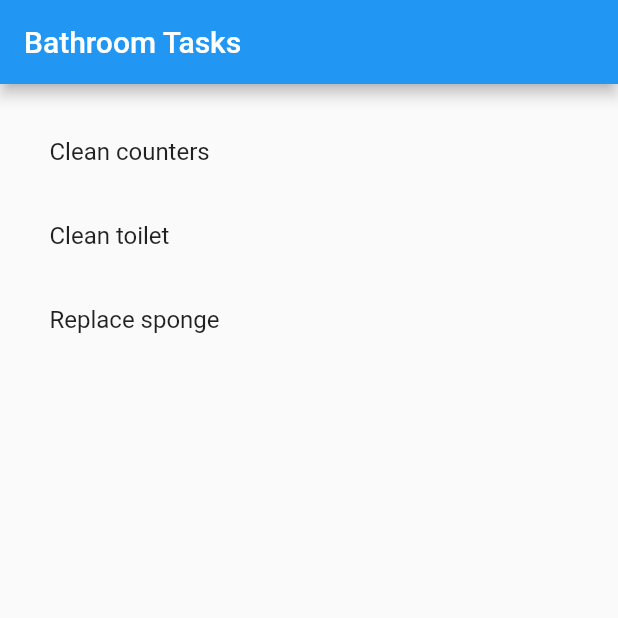
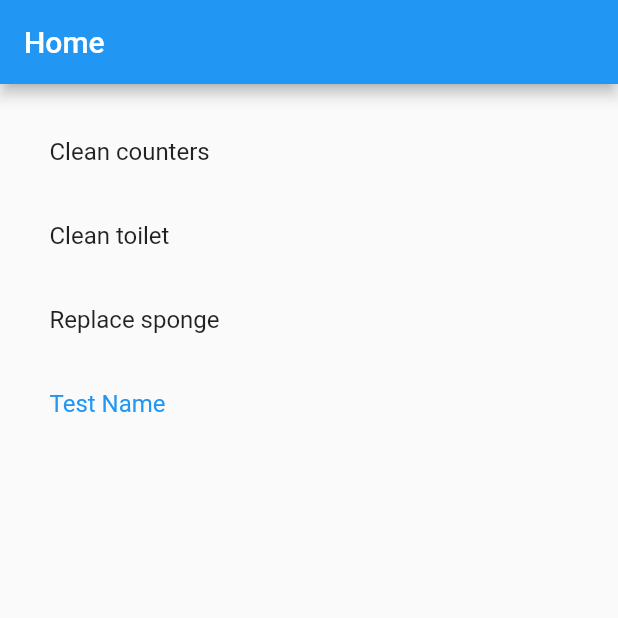
Before and after one commit to sysemenova/college_survival_software, a Flutter app: the screen it shows after launch, on a phone screen of 412 x 824 dp, the top half of it. Run offline on Flutter 3.47's test engine with Material 2 defaults, Android fonts, the phone set to English and light mode, and no system bars.

Commit message:
List structure has gotten more robust in getTaskList.dart. Now we can have nested tasks with the lists of task being named.

```diff
--- a/lib/getTaskList.dart
+++ b/lib/getTaskList.dart
@@ -1,8 +1,10 @@
+import 'package:flutter/material.dart';
+
 import 'householdtask.dart';
 
 // This is where we'll figure out how to get tasks lists into the app.
-// For how, it's just a list of household tasks, but it will likely change
-List<HouseholdTask> getTaskList () {
+// Currently a list of householdtasks and householdtasklists. Can change!
+List getTaskList () {
   return [
     HouseholdTask('Clean counters',
         'You should do this because clean counters make a bathroom much nicer.',
@@ -10,6 +12,11 @@ List<HouseholdTask> getTaskList () {
     HouseholdTask('Clean toilet', 'Dont want nasty poor, now do we',
         'Get yourself a scrubby scrubby and do it.', true),
     HouseholdTask('Replace sponge', 'You know how nasty those things get?',
-        'Go to the store and buy one you nasty piece of shit', false)
+        'Go to the store and buy one you nasty piece of shit', false),
+    HouseholdTaskList('Test Name',
+      [
+        HouseholdTask('Another task', 'You thought youd seen the last of me', 'not at all bitch', false),
+        HouseholdTask('Yet another??', 'haha', 'Im here', false)
+      ])
   ];
 }
--- a/lib/householdtask.dart
+++ b/lib/householdtask.dart
@@ -8,6 +8,13 @@ class HouseholdTask {
   HouseholdTask(this.name, this.why, this.how, this.doneCheck);
 
   void changeDone() => doneCheck ? doneCheck = false : doneCheck = true;
+}
+
+class HouseholdTaskList {
+  String name;
+  List tasks;
+
+  HouseholdTaskList(this.name, this.tasks);
 }
 
 
--- a/lib/main.dart
+++ b/lib/main.dart
@@ -34,11 +34,6 @@ class _MyHomePageState extends State<MyHomePage> {
 
   @override
   Widget build(BuildContext context) {
-    return Scaffold(
-      appBar: AppBar(
-        title: Text(widget.title),
-      ),
-      body: TaskList(getTaskList()),
-    );
+    return TaskListWidget("Home", getTaskList());
   }
 }
--- a/lib/tasklist.dart
+++ b/lib/tasklist.dart
@@ -1,31 +1,39 @@
 import 'package:flutter/material.dart';
 import 'householdtask.dart';
 
-class TaskList extends StatefulWidget {
-  var tasks = <HouseholdTask>[];
-  TaskList(this.tasks);
+// ignore: must_be_immutable
+class TaskListWidget extends StatefulWidget {
+  var tasks = [];
+  String name;
+  TaskListWidget(this.name, this.tasks);
 
   @override
-  _TaskListState createState() => _TaskListState(tasks);
+  _TaskListState createState() => _TaskListState(name, tasks);
 }
 
-class _TaskListState extends State<TaskList> {
-  var tasks = <HouseholdTask>[];
-  _TaskListState(this.tasks);
+class _TaskListState extends State<TaskListWidget> {
+  var tasks = [];
+  String name;
+  _TaskListState(this.name, this.tasks);
 
   @override
   Widget build(BuildContext context) {
-
-    return ListView.builder(
-      itemCount: tasks.length,
-      padding: EdgeInsets.all(17),
-      itemBuilder: (context, i) {
-        return buildRow(tasks[i]);
-      }
-    );
+    return Scaffold(
+      appBar: AppBar(
+        title: Text(this.name),
+      ),
+      body: ListView.builder(
+          itemCount: tasks.length,
+          padding: EdgeInsets.all(17),
+          itemBuilder: (context, i) {
+            var cur = tasks[i];
+            return cur is HouseholdTask
+                ? buildRowTask(cur)
+                : buildRowList(cur);
+          }));
   }
 
-  Widget buildRow (HouseholdTask task) {
+  Widget buildRowTask (HouseholdTask task) {
     return ListTile (
       title: Text(task.name),
       // How the hell does padding work lmao
@@ -35,10 +43,26 @@ class _TaskListState extends State<TaskList> {
     );
   }
 
-  void pushTask(task) {
+  void pushTask(HouseholdTask task) {
     Navigator.push(
       context,
       MaterialPageRoute(builder: (context) => TaskWidget(task))
     );
   }
+
+  Widget buildRowList (HouseholdTaskList tasklistie) {
+    return ListTile(
+      title: Text(tasklistie.name, style: TextStyle(color: Colors.blue)),
+      onTap: () {
+        pushList(tasklistie);
+      }
+    );
+  }
+
+  void pushList(HouseholdTaskList taskies) {
+    Navigator.push(
+      context,
+      MaterialPageRoute(builder: (context) => TaskListWidget(taskies.name, taskies.tasks))
+    );
+  }
 }
```
